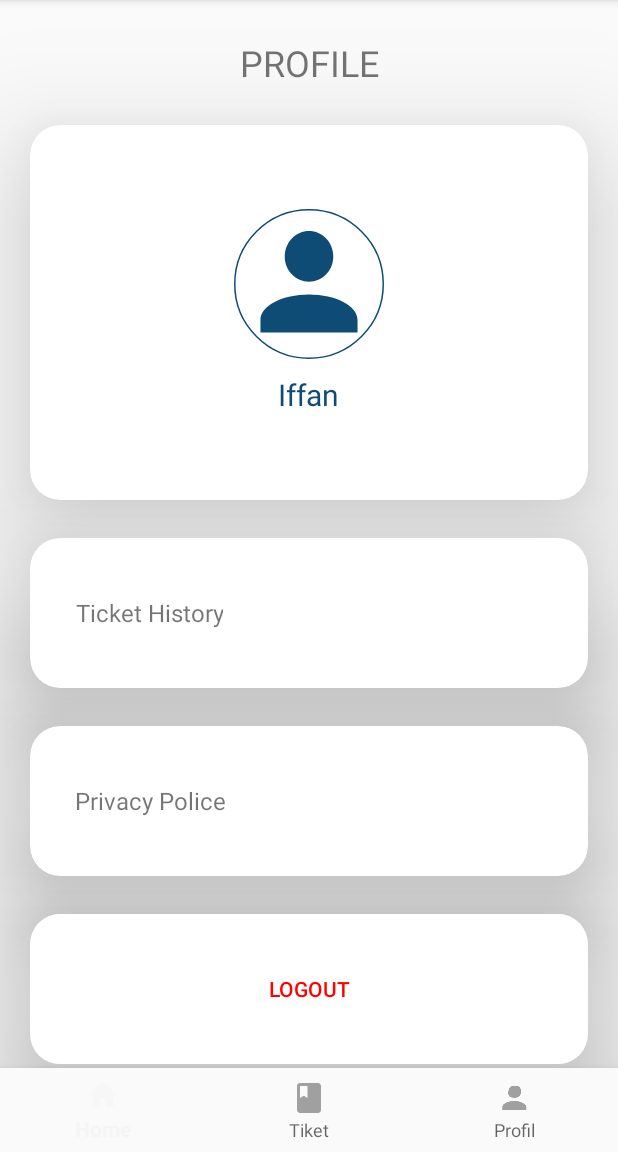
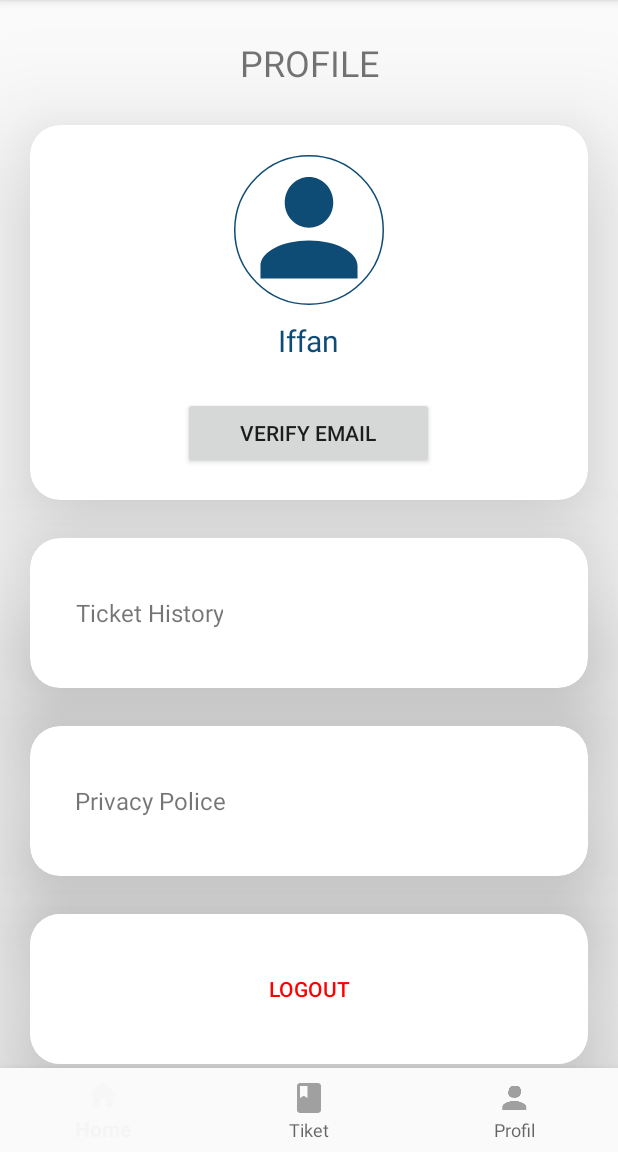
Before and after one commit to iffanahmad98/Digital-Team-TI1, an Android app: the fragment fragment_profil placed in its activity, on a phone screen of 412 x 824 dp, the part 84-1236 px from its top. Run offline under Robolectric (Android 15) with nearby library versions, the phone set to English and light mode, and no system bars; our stand-ins replace Firebase (no records; nobody signed in at launch, a user with empty details on screens opened directly).

Commit message:
Create verify button

```diff
--- a/sprint 2/MainActivity/app/src/main/res/layout/fragment_profil.xml
+++ b/sprint 2/MainActivity/app/src/main/res/layout/fragment_profil.xml
@@ -47,6 +47,20 @@
                     android:layout_marginTop="10dp"
                     android:textColor="@color/main"
                     />
+
+                <Button
+                    android:id="@+id/btnEmailVerify"
+                    android:layout_width="167dp"
+                    android:layout_height="wrap_content"
+                    android:layout_marginStart="16dp"
+                    android:layout_marginTop="24dp"
+                    android:layout_marginEnd="16dp"
+                    android:text="Verify Email"
+                    app:layout_constraintEnd_toEndOf="parent"
+                    app:layout_constraintHorizontal_bias="0.517"
+                    app:layout_constraintStart_toStartOf="parent"
+                    app:layout_constraintTop_toBottomOf="@+id/tvUserId" />
+
             </LinearLayout>
         </androidx.cardview.widget.CardView>
 
```
